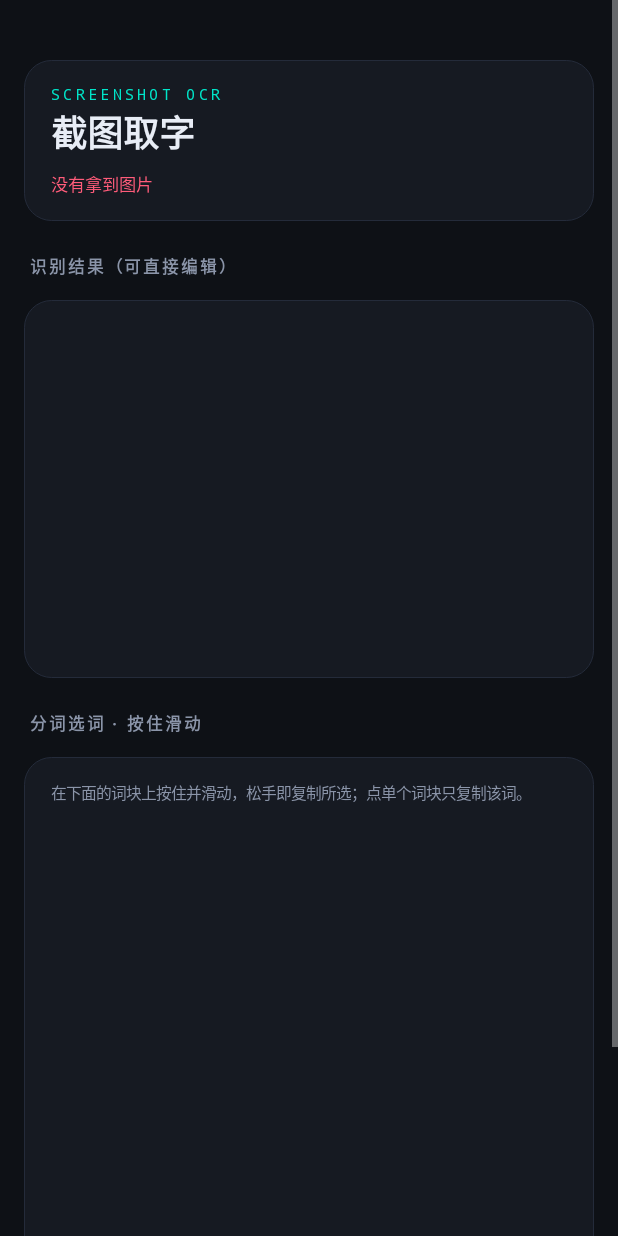
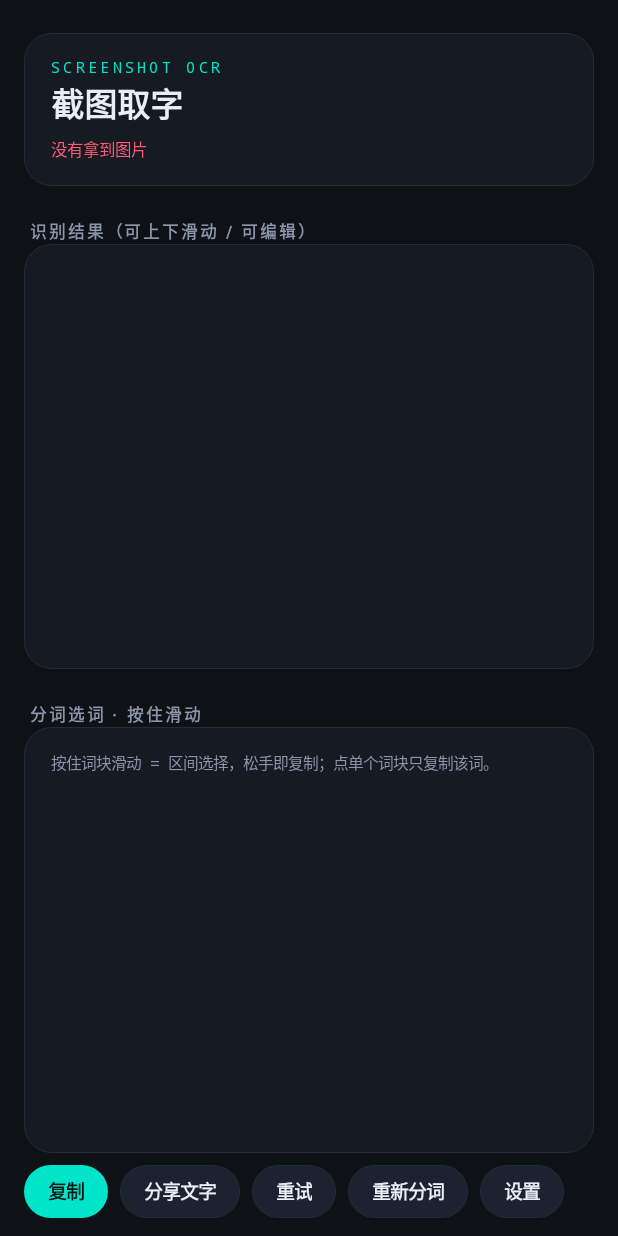
Before and after one commit to Haven-Lv/screenshot-ocr, an Android app: the ResultActivity screen opened directly, with no data from a screen before it, on a phone screen of 412 x 824 dp. Run offline under Robolectric (Android 15) with nearby library versions, the phone set to English and light mode, and no system bars; pictures from the network do not load.

Commit message:
fix(layout): 结果框与分词区独立滚动（v1.2.0）
- 去掉外层 ScrollView，根布局改为 LinearLayout + 上下两栏 1:1 权重
- 结果框、分词区各自内部 ScrollView，不再被外层拦截手势
- 操作按钮固定在底部，长文不再被裁掉

```diff
--- a/app/src/main/java/cn/yg/ocrshare/ResultActivity.java
+++ b/app/src/main/java/cn/yg/ocrshare/ResultActivity.java
@@ -8,7 +8,6 @@ import android.content.Intent;
 import android.graphics.Bitmap;
 import android.net.Uri;
 import android.os.Bundle;
-import android.provider.MediaStore;
 import android.view.Gravity;
 import android.view.ViewGroup;
 import android.widget.EditText;
@@ -22,6 +21,10 @@ import java.io.File;
 import java.util.concurrent.ExecutorService;
 import java.util.concurrent.Executors;
 
+/**
+ * 结果页。布局用「根 LinearLayout + 两栏权重」而不是外层 ScrollView 套内层 ScrollView：
+ * 后者在 Android 上内层根本收不到滑动（事件被外层拦截），正文一长就看不全。
+ */
 public class ResultActivity extends Activity {
     private static final String PREFS = "last";
 
@@ -38,56 +41,56 @@ public class ResultActivity extends Activity {
         super.onCreate(savedInstanceState);
         cfg = Cfg.load(this);
 
-        ScrollView root = new ScrollView(this);
+        LinearLayout root = new LinearLayout(this);
+        root.setOrientation(LinearLayout.VERTICAL);
         root.setBackgroundColor(Ui.BG);
-        LinearLayout box = new LinearLayout(this);
-        box.setOrientation(LinearLayout.VERTICAL);
-        box.setPadding(Ui.dp(this, 16), Ui.dp(this, 26), Ui.dp(this, 16), Ui.dp(this, 28));
-        root.addView(box, new ViewGroup.LayoutParams(
+        root.setPadding(Ui.dp(this, 16), Ui.dp(this, 22), Ui.dp(this, 16), Ui.dp(this, 12));
+
+        // ---- 头部
+        LinearLayout hero = Ui.card(this, Ui.CARD, Ui.LINE);
+        hero.setLayoutParams(new LinearLayout.LayoutParams(
                 ViewGroup.LayoutParams.MATCH_PARENT, ViewGroup.LayoutParams.WRAP_CONTENT));
-
-        LinearLayout hero = Ui.card(this, Ui.CARD, Ui.LINE);
         TextView kicker = Ui.text(this, "SCREENSHOT OCR", 10f, Ui.ACCENT, true, false);
         kicker.setLetterSpacing(0.22f);
         hero.addView(kicker);
-        TextView title = Ui.text(this, "截图取字", 24f, Ui.TEXT, false, true);
-        hero.addView(title);
-        status = Ui.text(this, "准备中…", 11.5f, Ui.SUB, true, false);
-        status.setPadding(0, Ui.dp(this, 8), 0, 0);
+        hero.addView(Ui.text(this, "截图取字", 22f, Ui.TEXT, false, true));
+        status = Ui.text(this, "准备中…", 11f, Ui.SUB, true, false);
+        status.setPadding(0, Ui.dp(this, 6), 0, 0);
         hero.addView(status);
-        box.addView(hero);
+        root.addView(hero);
 
-        box.addView(Ui.section(this, "识别结果（可直接编辑）"));
-        LinearLayout card = Ui.card(this, Ui.CARD, Ui.LINE);
+        // ---- 上半：识别结果（可编辑，内部可滚）
+        root.addView(Ui.section(this, "识别结果（可上下滑动 / 可编辑）"));
+        LinearLayout outCard = Ui.card(this, Ui.CARD, Ui.LINE);
+        outCard.setLayoutParams(new LinearLayout.LayoutParams(
+                ViewGroup.LayoutParams.MATCH_PARENT, 0, 1f));
+        ScrollView outScroll = new ScrollView(this);
+        outScroll.setLayoutParams(new LinearLayout.LayoutParams(
+                ViewGroup.LayoutParams.MATCH_PARENT, 0, 1f));
+        outScroll.setFillViewport(true);
         output = new EditText(this);
         output.setBackgroundColor(Ui.CARD);
         output.setTextColor(Ui.TEXT);
-        output.setTextSize(13.5f);
+        output.setTextSize(13f);
         output.setGravity(Gravity.TOP | Gravity.START);
-        output.setMinLines(6);
-        output.setPadding(0, Ui.dp(this, 4), 0, Ui.dp(this, 4));
-        // 结果框固定高度 + 内部滚动：正文再长也不会把下面的分词区顶到屏幕外
-        ScrollView outScroll = new ScrollView(this);
-        LinearLayout.LayoutParams olp = new LinearLayout.LayoutParams(
-                ViewGroup.LayoutParams.MATCH_PARENT, Ui.dp(this, 220));
-        outScroll.setLayoutParams(olp);
+        output.setPadding(0, Ui.dp(this, 2), 0, Ui.dp(this, 2));
         outScroll.addView(output);
-        card.addView(outScroll);
-        box.addView(card);
+        outCard.addView(outScroll);
+        root.addView(outCard);
 
-        box.addView(Ui.section(this, "分词选词 · 按住滑动"));
+        // ---- 下半：分词（内部可滚）
+        root.addView(Ui.section(this, "分词选词 · 按住滑动"));
         LinearLayout pickCard = Ui.card(this, Ui.CARD, Ui.LINE);
-        selHint = Ui.text(this, "在下面的词块上按住并滑动，松手即复制所选；点单个词块只复制该词。",
+        pickCard.setLayoutParams(new LinearLayout.LayoutParams(
+                ViewGroup.LayoutParams.MATCH_PARENT, 0, 1f));
+        selHint = Ui.text(this, "按住词块滑动 = 区间选择，松手即复制；点单个词块只复制该词。",
                 10.5f, Ui.SUB, true, false);
         pickCard.addView(selHint);
 
         flow = new FlowSelectView(this);
-        flow.setPadding(0, Ui.dp(this, 10), 0, Ui.dp(this, 6));
+        flow.setPadding(0, Ui.dp(this, 8), 0, Ui.dp(this, 4));
         flow.setPickListener((first, last, drag) -> {
             String picked = flow.textOf(first, last);
-            if (picked.endsWith("\n")) {
-                picked = picked.substring(0, picked.length() - 1);
-            }
             if (picked.isEmpty()) {
                 return;
             }
@@ -101,44 +104,17 @@ public class ResultActivity extends Activity {
             toast("已复制：" + preview.replace("\n", " "));
         });
         ScrollView flowScroll = new ScrollView(this);
-        LinearLayout.LayoutParams flp = new LinearLayout.LayoutParams(
-                ViewGroup.LayoutParams.MATCH_PARENT, Ui.dp(this, 300));
-        flp.topMargin = Ui.dp(this, 6);
-        flowScroll.setLayoutParams(flp);
+        flowScroll.setLayoutParams(new LinearLayout.LayoutParams(
+                ViewGroup.LayoutParams.MATCH_PARENT, 0, 1f));
         flowScroll.addView(flow);
         pickCard.addView(flowScroll);
+        root.addView(pickCard);
 
-        LinearLayout pickRow = new LinearLayout(this);
-        pickRow.setOrientation(LinearLayout.HORIZONTAL);
-        TextView pickAll = Ui.button(this, "全选", false);
-        pickAll.setOnClickListener(v -> {
-            if (flow.size() == 0) {
-                return;
-            }
-            String all = flow.textOf(0, flow.size() - 1);
-            ClipboardManager cm = (ClipboardManager) getSystemService(Context.CLIPBOARD_SERVICE);
-            if (cm != null) {
-                cm.setPrimaryClip(ClipData.newPlainText("ocr-all", all));
-            }
-            selHint.setTextColor(Ui.OK);
-            selHint.setText("已复制全文 " + all.length() + " 字");
-        });
-        TextView reseg = Ui.button(this, "重新分词", false);
-        reseg.setOnClickListener(v -> {
-            flow.setTokens(WordSeg.split(output.getText().toString()));
-            selHint.setTextColor(Ui.SUB);
-            selHint.setText("已重新分词 · " + flow.size() + " 个词块");
-        });
-        pickRow.addView(pickAll);
-        pickRow.addView(reseg);
-        HorizontalScrollView phsv = new HorizontalScrollView(this);
-        phsv.setHorizontalScrollBarEnabled(false);
-        phsv.addView(pickRow);
-        pickCard.addView(phsv);
-        box.addView(pickCard);
-
+        // ---- 操作区（贴底）
         LinearLayout actions = new LinearLayout(this);
         actions.setOrientation(LinearLayout.HORIZONTAL);
+        actions.setLayoutParams(new LinearLayout.LayoutParams(
+                ViewGroup.LayoutParams.WRAP_CONTENT, ViewGroup.LayoutParams.WRAP_CONTENT));
         TextView copy = Ui.button(this, "复制", true);
         copy.setOnClickListener(v -> {
             ClipboardManager cm = (ClipboardManager) getSystemService(Context.CLIPBOARD_SERVICE);
@@ -159,23 +135,33 @@ public class ResultActivity extends Activity {
             output.setText("");
             runOcr();
         });
+        TextView reseg = Ui.button(this, "重新分词", false);
+        reseg.setOnClickListener(v -> {
+            flow.setTokens(WordSeg.split(output.getText().toString()));
+            selHint.setTextColor(Ui.SUB);
+            selHint.setText("已重新分词 · " + flow.size() + " 个词块");
+        });
         TextView st = Ui.button(this, "设置", false);
         st.setOnClickListener(v -> startActivity(new Intent(this, SettingsActivity.class)));
         actions.addView(copy);
         actions.addView(share);
         actions.addView(retry);
+        actions.addView(reseg);
         actions.addView(st);
-        HorizontalScrollView hsv = new HorizontalScrollView(this);
-        hsv.setHorizontalScrollBarEnabled(false);
-        hsv.addView(actions);
-        box.addView(hsv);
+
+        HorizontalScrollView actionScroll = new HorizontalScrollView(this);
+        actionScroll.setHorizontalScrollBarEnabled(false);
+        actionScroll.setLayoutParams(new LinearLayout.LayoutParams(
+                ViewGroup.LayoutParams.MATCH_PARENT, ViewGroup.LayoutParams.WRAP_CONTENT));
+        actionScroll.addView(actions);
+        root.addView(actionScroll);
 
         setContentView(root);
 
         imageUri = pickImage(getIntent());
         if (imageUri == null) {
+            status.setTextColor(Ui.ERR);
             status.setText("没有拿到图片");
-            status.setTextColor(Ui.ERR);
             return;
         }
         runOcr();
@@ -212,13 +198,13 @@ public class ResultActivity extends Activity {
         if (clip != null && clip.getItemCount() > 0) {
             return clip.getItemAt(0).getUri();
         }
-        return (Uri) intent.getData();
+        return intent.getData();
     }
 
     private void runOcr() {
         final Uri uri = imageUri;
         status.setTextColor(Ui.SUB);
-        status.setText("识别中 · " + cfg.providerName() + " · 压缩长边 " + cfg.maxEdge + "px");
+        status.setText("识别中 · " + cfg.providerName() + " · 长边 " + cfg.maxEdge + "px");
         pool.execute(() -> {
             try {
                 Bitmap bmp = Img.load(this, uri, cfg.maxEdge);
@@ -236,10 +222,10 @@ public class ResultActivity extends Activity {
                     output.setText(text);
                     flow.setTokens(WordSeg.split(text));
                     selHint.setTextColor(Ui.SUB);
-                    selHint.setText("已分词 · " + flow.size()
-                            + " 个词块 · 按住词块滑动可区间选择");
+                    selHint.setText("已分词 · " + flow.size() + " 个词块 · " + text.length() + " 字");
                     status.setTextColor(Ui.OK);
-                    status.setText("完成 · " + text.length() + " 字 · 上传 " + kb + " KB · " + cfg.providerName());
+                    status.setText("完成 · " + text.length() + " 字 · 上传 " + kb + " KB · "
+                            + cfg.providerName());
                 });
             } catch (Throwable t) {
                 String msg = t.getMessage() == null ? t.toString() : t.getMessage();
```
Also changed, not shown: 3 other files.
